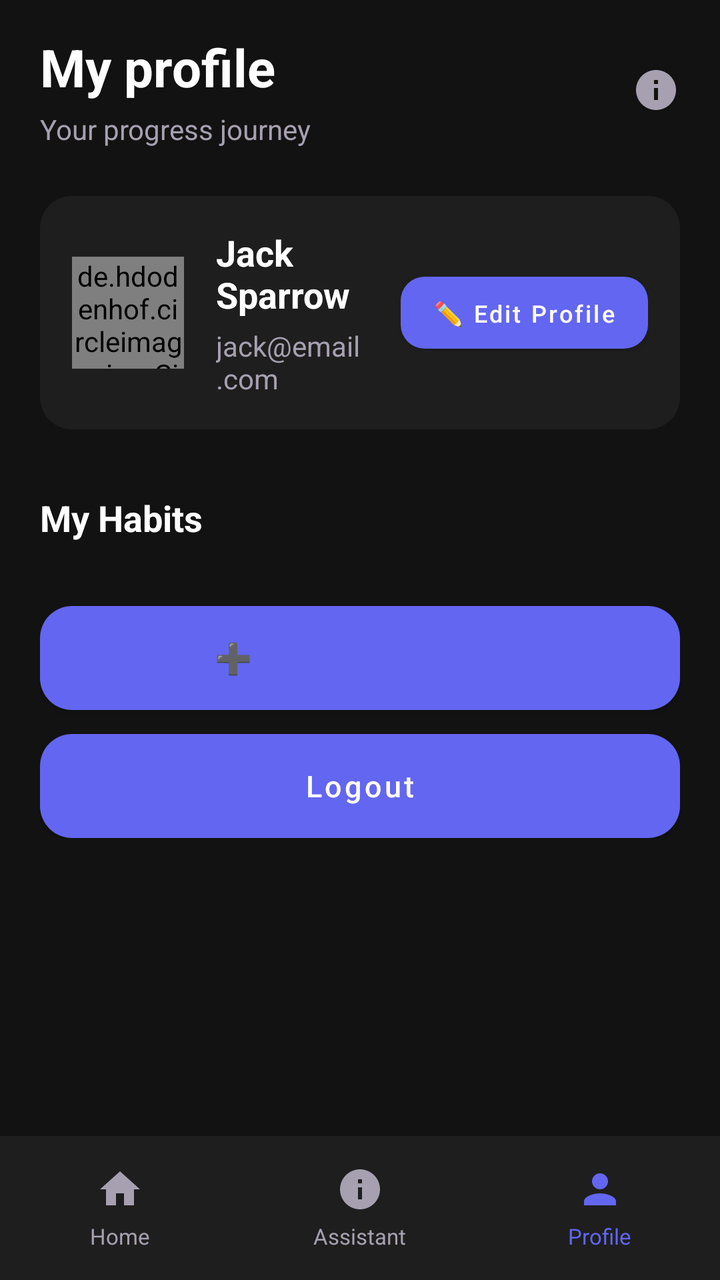
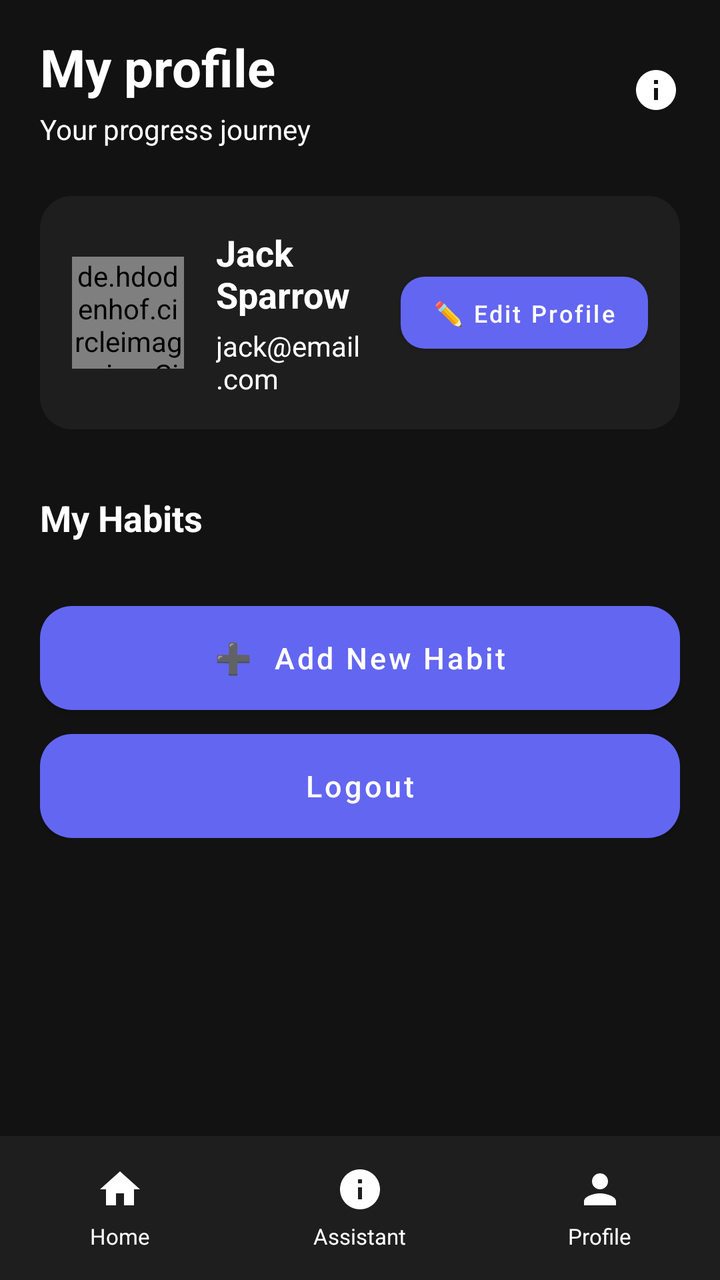

The first picture is an Android layout as it rendered before a commit; the second is the same layout after the commit. The layout source and the unified diff follow.
<!-- AndroidManifest.xml: application theme Theme.MyApplication -->
<!-- res/layout/activity_profile.xml -->
<?xml version="1.0" encoding="utf-8"?>
<RelativeLayout xmlns:android="http://schemas.android.com/apk/res/android"
    android:layout_width="match_parent"
    android:layout_height="match_parent"
    android:background="@color/bg_default">

    <ScrollView
        android:id="@+id/scrollContent"
        android:layout_width="match_parent"
        android:layout_height="match_parent"
        android:layout_above="@id/bottomNav"
        android:paddingLeft="20dp"
        android:paddingRight="20dp"
        android:paddingTop="16dp"
        android:paddingBottom="16dp">

        <LinearLayout
            android:layout_width="match_parent"
            android:layout_height="wrap_content"
            android:orientation="vertical">

            
            <LinearLayout
                android:layout_width="match_parent"
                android:layout_height="wrap_content"
                android:orientation="horizontal"
                android:gravity="center_vertical">

                <LinearLayout
                    android:layout_width="0dp"
                    android:layout_height="wrap_content"
                    android:layout_weight="1"
                    android:orientation="vertical">

                    <TextView
                        android:layout_width="wrap_content"
                        android:layout_height="wrap_content"
                        android:text="My profile"
                        android:textColor="@color/text_primary"
                        android:textSize="26sp"
                        android:textStyle="bold" />

                    <TextView
                        android:layout_width="wrap_content"
                        android:layout_height="wrap_content"
                        android:text="Your progress journey"
                        android:textColor="@color/text_secondary"
                        android:textSize="14sp"
                        android:layout_marginTop="4dp" />
                </LinearLayout>

                <ImageView
                    android:layout_width="24dp"
                    android:layout_height="24dp"
                    android:src="@drawable/ic_assistant"
                    android:tint="@color/text_secondary" />
            </LinearLayout>

            
            <LinearLayout
                android:layout_width="match_parent"
                android:layout_height="wrap_content"
                android:orientation="horizontal"
                android:background="@drawable/bg_card"
                android:padding="16dp"
                android:layout_marginTop="24dp"
                android:gravity="center_vertical">

                
                <de.hdodenhof.circleimageview.CircleImageView
                    android:id="@+id/ivProfilePicture"
                    android:layout_width="56dp"
                    android:layout_height="56dp"
                    android:src="@drawable/ic_profile"
                    android:background="@color/input_stroke" />

                <LinearLayout
                    android:layout_width="0dp"
                    android:layout_height="wrap_content"
                    android:layout_weight="1"
                    android:orientation="vertical"
                    android:layout_marginLeft="16dp">

                    <TextView
                        android:id="@+id/tvProfileName"
                        android:layout_width="wrap_content"
                        android:layout_height="wrap_content"
                        android:text="Jack Sparrow"
                        android:textColor="@color/text_primary"
                        android:textSize="18sp"
                        android:textStyle="bold" />

                    <TextView
                        android:id="@+id/tvProfileEmail"
                        android:layout_width="wrap_content"
                        android:layout_height="wrap_content"
                        android:text="jack@email.com"
                        android:textColor="@color/text_secondary"
                        android:textSize="14sp"
                        android:layout_marginTop="4dp" />
                </LinearLayout>

                <Button
                    android:id="@+id/btnEditProfile"
                    android:layout_width="wrap_content"
                    android:layout_height="36dp"
                    android:text="✏️ Edit Profile"
                    android:textColor="@color/text_primary"
                    android:textSize="12sp"
                    android:textAllCaps="false"
                    android:background="@drawable/bg_button_primary"
                    android:paddingLeft="16dp"
                    android:paddingRight="16dp" />
            </LinearLayout>

            
            <TextView
                android:layout_width="wrap_content"
                android:layout_height="wrap_content"
                android:text="My Habits"
                android:textColor="@color/text_primary"
                android:textSize="18sp"
                android:textStyle="bold"
                android:layout_marginTop="32dp"
                android:layout_marginBottom="16dp" />

            
            <LinearLayout
                android:id="@+id/llHabitsList"
                android:layout_width="match_parent"
                android:layout_height="wrap_content"
                android:orientation="vertical">

                
            </LinearLayout>

            
            <Button
                android:id="@+id/btnAddNewHabit"
                android:layout_width="match_parent"
                android:layout_height="52dp"
                android:text="➕  Add New Habit"
                android:textColor="@color/accent_purple_start"
                android:textSize="15sp"
                android:textAllCaps="false"
                android:background="@drawable/bg_card"
                android:layout_marginTop="16dp" />

            
            <Button
                android:id="@+id/btnLogout"
                android:layout_width="match_parent"
                android:layout_height="52dp"
                android:text="Logout"
                android:textColor="@color/text_primary"
                android:textSize="15sp"
                android:textAllCaps="false"
                android:background="@drawable/bg_card"
                android:layout_marginTop="12dp" />

        </LinearLayout>

    </ScrollView>

    
    <LinearLayout
        android:id="@+id/bottomNav"
        android:layout_width="match_parent"
        android:layout_height="72dp"
        android:layout_alignParentBottom="true"
        android:background="@color/card_bg"
        android:orientation="horizontal"
        android:paddingTop="8dp"
        android:paddingBottom="8dp"
        android:gravity="center">

        <LinearLayout
            android:id="@+id/navHome"
            android:layout_width="0dp"
            android:layout_height="match_parent"
            android:layout_weight="1"
            android:orientation="vertical"
            android:gravity="center">
            <ImageView
                android:layout_width="24dp"
                android:layout_height="24dp"
                android:src="@drawable/ic_home"
                android:tint="@color/text_secondary" />
            <TextView
                android:layout_width="wrap_content"
                android:layout_height="wrap_content"
                android:text="Home"
                android:textColor="@color/text_secondary"
                android:textSize="11sp"
                android:layout_marginTop="4dp" />
        </LinearLayout>

        <LinearLayout
            android:id="@+id/navAssistant"
            android:layout_width="0dp"
            android:layout_height="match_parent"
            android:layout_weight="1"
            android:orientation="vertical"
            android:gravity="center">
            <ImageView
                android:layout_width="24dp"
                android:layout_height="24dp"
                android:src="@drawable/ic_assistant"
                android:tint="@color/text_secondary" />
            <TextView
                android:layout_width="wrap_content"
                android:layout_height="wrap_content"
                android:text="Assistant"
                android:textColor="@color/text_secondary"
                android:textSize="11sp"
                android:layout_marginTop="4dp" />
        </LinearLayout>

        <LinearLayout
            android:id="@+id/navProfile"
            android:layout_width="0dp"
            android:layout_height="match_parent"
            android:layout_weight="1"
            android:orientation="vertical"
            android:gravity="center">
            <ImageView
                android:layout_width="24dp"
                android:layout_height="24dp"
                android:src="@drawable/ic_profile"
                android:tint="@color/accent_purple_start" />
            <TextView
                android:layout_width="wrap_content"
                android:layout_height="wrap_content"
                android:text="Profile"
                android:textColor="@color/accent_purple_start"
                android:textSize="11sp"
                android:layout_marginTop="4dp" />
        </LinearLayout>

    </LinearLayout>

</RelativeLayout>
<!-- resources referenced by this layout -->
<resources>
  <color name="accent_purple_start">#6366F1</color>
  <color name="bg_default">#121212</color>
  <color name="card_bg">#1E1E1E</color>
  <color name="input_stroke">#332B3F</color>
  <color name="text_primary">#FFFFFF</color>
  <color name="text_secondary">#A6A0B0</color>
  <!-- drawable bg_button_primary (drawable) -->
  <?xml version="1.0" encoding="utf-8"?>
  <shape xmlns:android="http://schemas.android.com/apk/res/android" android:shape="rectangle">
      <gradient
          android:angle="0"
          android:startColor="@color/accent_purple_start"
          android:endColor="@color/accent_purple_end"
          android:type="linear" />
      <corners android:radius="12dp" />
      <size android:height="48dp" />
  </shape>
  <!-- drawable bg_card (drawable) -->
  <?xml version="1.0" encoding="utf-8"?>
  <shape xmlns:android="http://schemas.android.com/apk/res/android" android:shape="rectangle">
      <solid android:color="@color/card_bg" />
      <corners android:radius="16dp" />
      <padding android:left="12dp" android:top="12dp" android:right="12dp" android:bottom="12dp" />
  </shape>
  <!-- drawable ic_assistant (drawable) -->
  <vector xmlns:android="http://schemas.android.com/apk/res/android"
      android:width="24dp"
      android:height="24dp"
      android:viewportWidth="24"
      android:viewportHeight="24">
      <path
          android:fillColor="#FFFFFF"
          android:pathData="M12,2C6.48,2 2,6.48 2,12s4.48,10 10,10 10,-4.48 10,-10S17.52,2 12,2zM13,17h-2v-6h2v6zM13,9h-2L11,7h2v2z"/>
  </vector>
  <!-- drawable ic_home (drawable) -->
  <vector xmlns:android="http://schemas.android.com/apk/res/android"
      android:width="24dp"
      android:height="24dp"
      android:viewportWidth="24"
      android:viewportHeight="24">
      <path
          android:fillColor="#FFFFFF"
          android:pathData="M10,20v-6h4v6h5v-8h3L12,3 2,12h3v8z"/>
  </vector>
  <!-- drawable ic_profile (drawable) -->
  <vector xmlns:android="http://schemas.android.com/apk/res/android"
      android:width="24dp"
      android:height="24dp"
      android:viewportWidth="24"
      android:viewportHeight="24">
      <path
          android:fillColor="#FFFFFF"
          android:pathData="M12,12c2.21,0 4,-1.79 4,-4s-1.79,-4 -4,-4 -4,1.79 -4,4 1.79,4 4,4zM12,14c-2.67,0 -8,1.34 -8,4v2h16v-2c0,-2.66 -5.33,-4 -8,-4z"/>
  </vector>
  <style name="Theme.MyApplication" parent="Theme.MaterialComponents.DayNight.DarkActionBar">
          
          <item name="colorPrimary">@color/accent_purple_start</item>
          <item name="colorPrimaryVariant">@color/accent_purple_end</item>
          <item name="colorOnPrimary">@color/text_primary</item>
  
          <item name="colorSecondary">@color/accent_green</item>
          <item name="colorOnSecondary">@color/text_primary</item>
  
          <item name="android:statusBarColor">@color/bg_default</item>
          <item name="android:navigationBarColor">@color/bg_default</item>
  
          
          <item name="android:colorBackground">@color/bg_default</item>
          <item name="android:textColor">@color/text_primary</item>
          <item name="android:windowBackground">@color/bg_default</item>
      </style>
  <color name="accent_purple_end">#8B5CF6</color>
  <color name="accent_green">#10B981</color>
</resources>

<!-- the commit's change to res/layout/activity_profile.xml (unified diff, before → after) -->
@@ -44,7 +44,7 @@
                         android:layout_width="wrap_content"
                         android:layout_height="wrap_content"
                         android:text="Your progress journey"
-                        android:textColor="@color/text_secondary"
+                        android:textColor="@color/text_primary"
                         android:textSize="14sp"
                         android:layout_marginTop="4dp" />
                 </LinearLayout>
@@ -53,7 +53,7 @@
                     android:layout_width="24dp"
                     android:layout_height="24dp"
                     android:src="@drawable/ic_assistant"
-                    android:tint="@color/text_secondary" />
+                    android:tint="@color/text_primary" />
             </LinearLayout>
 
             
@@ -95,7 +95,7 @@
                         android:layout_width="wrap_content"
                         android:layout_height="wrap_content"
                         android:text="jack@email.com"
-                        android:textColor="@color/text_secondary"
+                        android:textColor="@color/text_primary"
                         android:textSize="14sp"
                         android:layout_marginTop="4dp" />
                 </LinearLayout>
@@ -140,7 +140,7 @@
                 android:layout_width="match_parent"
                 android:layout_height="52dp"
                 android:text="➕  Add New Habit"
-                android:textColor="@color/accent_purple_start"
+                android:textColor="@color/text_primary"
                 android:textSize="15sp"
                 android:textAllCaps="false"
                 android:background="@drawable/bg_card"
@@ -185,12 +185,12 @@
                 android:layout_width="24dp"
                 android:layout_height="24dp"
                 android:src="@drawable/ic_home"
-                android:tint="@color/text_secondary" />
+                android:tint="@color/text_primary" />
             <TextView
                 android:layout_width="wrap_content"
                 android:layout_height="wrap_content"
                 android:text="Home"
-                android:textColor="@color/text_secondary"
+                android:textColor="@color/text_primary"
                 android:textSize="11sp"
                 android:layout_marginTop="4dp" />
         </LinearLayout>
@@ -206,12 +206,12 @@
                 android:layout_width="24dp"
                 android:layout_height="24dp"
                 android:src="@drawable/ic_assistant"
-                android:tint="@color/text_secondary" />
+                android:tint="@color/text_primary" />
             <TextView
                 android:layout_width="wrap_content"
                 android:layout_height="wrap_content"
                 android:text="Assistant"
-                android:textColor="@color/text_secondary"
+                android:textColor="@color/text_primary"
                 android:textSize="11sp"
                 android:layout_marginTop="4dp" />
         </LinearLayout>
@@ -227,12 +227,12 @@
                 android:layout_width="24dp"
                 android:layout_height="24dp"
                 android:src="@drawable/ic_profile"
-                android:tint="@color/accent_purple_start" />
+                android:tint="@color/text_primary" />
             <TextView
                 android:layout_width="wrap_content"
                 android:layout_height="wrap_content"
                 android:text="Profile"
-                android:textColor="@color/accent_purple_start"
+                android:textColor="@color/text_primary"
                 android:textSize="11sp"
                 android:layout_marginTop="4dp" />
         </LinearLayout>
<!-- resource entries referenced after the edit -->
@@ -5,7 +5,6 @@
   <color name="card_bg">#1E1E1E</color>
   <color name="input_stroke">#332B3F</color>
   <color name="text_primary">#FFFFFF</color>
-  <color name="text_secondary">#A6A0B0</color>
   <!-- drawable bg_button_primary (drawable) -->
   <?xml version="1.0" encoding="utf-8"?>
   <shape xmlns:android="http://schemas.android.com/apk/res/android" android:shape="rectangle">
